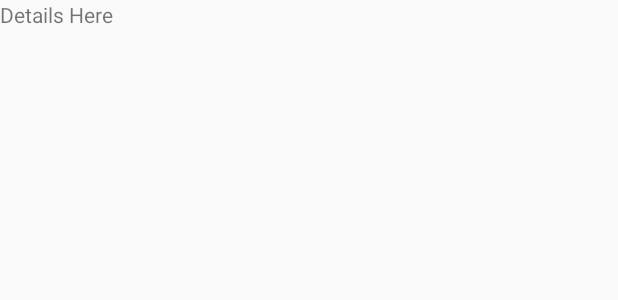
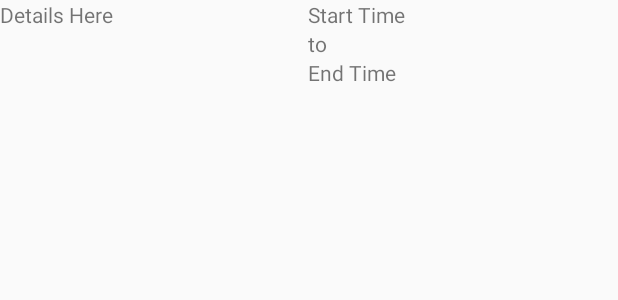
Before and after one commit to jmuoghalu/EECS448_AndroidCalendar, an Android app: the layout event.xml on its own in the app's theme, with its tools: preview values and no code run, on a phone screen of 412 x 824 dp. Shown: the top 300 px of the screen. Run offline under Robolectric (Android 15) with nearby library versions, the phone set to English and light mode, and no system bars.

Commit message:
Add start time and end time for each event.
This makes it easier to see when each event is.

```diff
--- a/app/src/main/res/layout/event.xml
+++ b/app/src/main/res/layout/event.xml
@@ -1,11 +1,36 @@
 <LinearLayout xmlns:android="http://schemas.android.com/apk/res/android"
     android:layout_width="match_parent"
-    android:layout_height="match_parent" >
+    android:layout_height="wrap_content" >
 
     <TextView
         android:id="@+id/details"
-        android:layout_width="wrap_content"
+        android:layout_width="205dp"
         android:layout_height="wrap_content"
         android:text="Details Here" />
 
+    <LinearLayout
+        android:orientation="vertical"
+        android:layout_width="match_parent"
+        android:layout_height="wrap_content"
+        android:layout_weight="2.39">
+
+        <TextView
+            android:text="Start Time"
+            android:layout_width="wrap_content"
+            android:layout_height="wrap_content"
+            android:id="@+id/startTime" />
+
+        <TextView
+            android:text="to"
+            android:layout_width="match_parent"
+            android:layout_height="wrap_content"
+            android:id="@+id/textView7" />
+
+        <TextView
+            android:text="End Time"
+            android:layout_width="wrap_content"
+            android:layout_height="wrap_content"
+            android:id="@+id/endTime" />
+    </LinearLayout>
+
 </LinearLayout>
```
Also changed, not shown: app/src/main/java/eecs448_first_team/calender_app/EventAdapter.java (+29 -0 lines).
